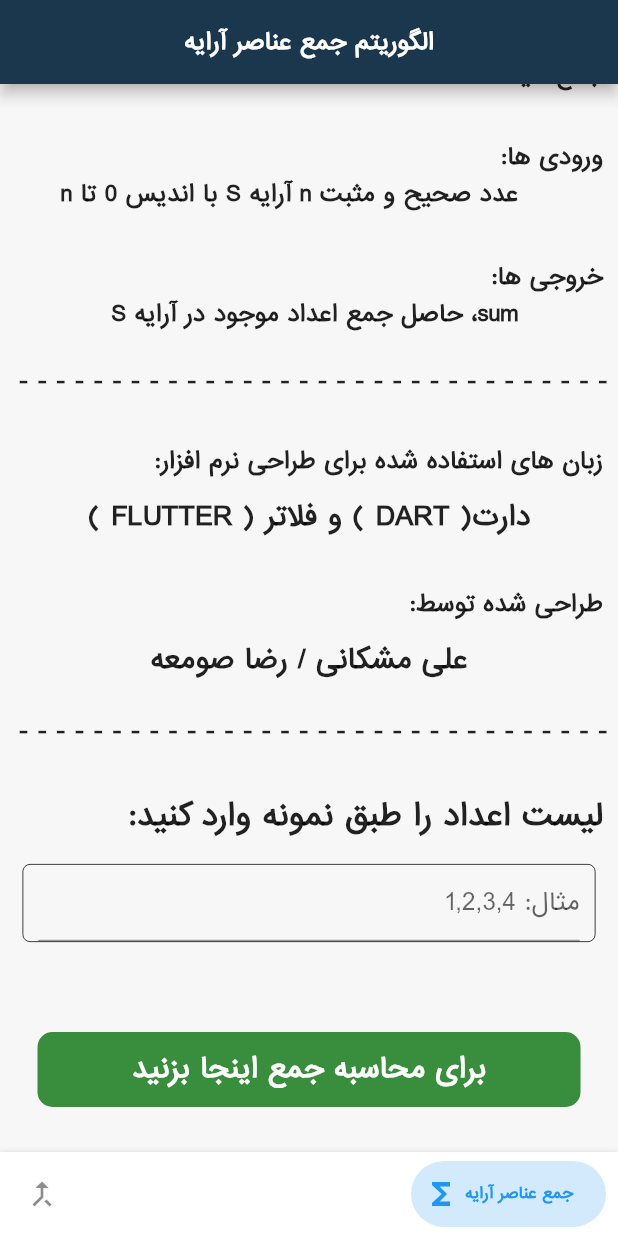
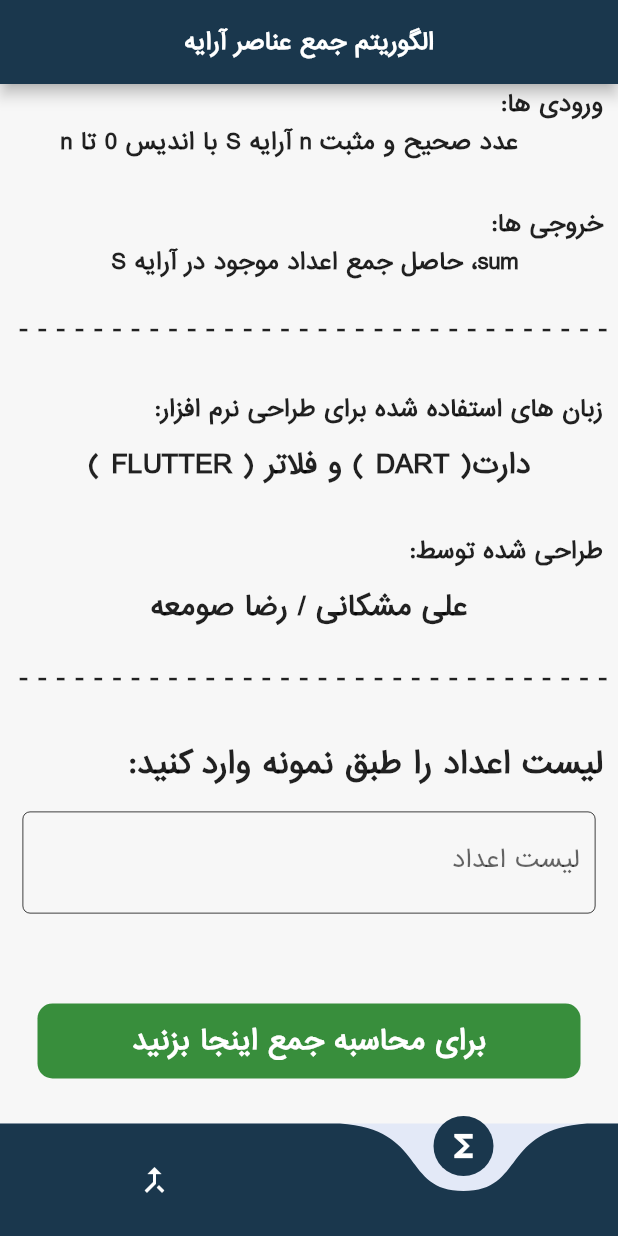
Before and after one commit to MashkaniAli/algorithms, a Flutter app: the screen it shows after launch, item 2 of the bottom bar chosen, on a phone screen of 412 x 824 dp. Run offline on Flutter 3.47's test engine with Material 2 defaults, Android fonts, the phone set to English and light mode, and no system bars; drawn by our look-alikes of bottom_navy_bar, curved_navigation_bar; our stand-ins replace rflutter_alert.

Commit message:
algorithm-project

```diff
--- a/lib/sc_home_page.dart
+++ b/lib/sc_home_page.dart
@@ -1,4 +1,5 @@
 import 'package:bottom_navy_bar/bottom_navy_bar.dart';
+import 'package:curved_navigation_bar/curved_navigation_bar.dart';
 import 'package:flutter/material.dart';
 import 'package:quick_sort_algoritm/sc_quick_sort_algorithm.dart';
 import 'package:quick_sort_algoritm/sc_sum_algorithm.dart';
@@ -11,6 +12,8 @@ class HomePageScreen extends StatefulWidget {
 }
 
 class _ComplexDrawerPageState extends State<HomePageScreen> {
+
+
   int pageIndex = 0; // page count
   final SumAlgorithmScreen _sumAlgorithm =
       const SumAlgorithmScreen(); //page screen
@@ -37,7 +40,26 @@ class _ComplexDrawerPageState extends State<HomePageScreen> {
       child: Scaffold(
         //appBar: appBar(),
         body: _showPage,
-        bottomNavigationBar: BottomNavyBar(
+        bottomNavigationBar: CurvedNavigationBar(
+          backgroundColor: Colors.transparent,
+          color: const Color(0xFF1A374D),
+          items: const [
+            Icon(
+              Icons.merge_type,
+              color: Colors.white,
+            ),
+            Icon(
+              Icons.functions_outlined,
+              color: Colors.white,
+            )
+          ],
+          onTap: (int tapped) {
+            setState(() {
+              _showPage = _pageChooser(tapped);
+            });
+          },
+        ),
+        /*bottomNavigationBar: BottomNavyBar(
           onItemSelected: (index) {
             setState(() {
               pageIndex = index;
@@ -65,7 +87,7 @@ class _ComplexDrawerPageState extends State<HomePageScreen> {
                 inactiveColor: Colors.black45),
           ],
           selectedIndex: pageIndex,
-        ),
+        ),*/
         drawerScrimColor: Colors.transparent,
         backgroundColor: const Color(0xffe3e9f7),
       ),
--- a/lib/sc_sum_algorithm.dart
+++ b/lib/sc_sum_algorithm.dart
@@ -91,7 +91,8 @@ class _SumAlgorithmScreenState extends State<SumAlgorithmScreen> {
                   child: Center(
                     child: Text(
                       "علی مشکانی / رضا صومعه",
-                          style: TextStyle(fontWeight: FontWeight.bold, fontSize: 18),
+                      style:
+                          TextStyle(fontWeight: FontWeight.bold, fontSize: 18),
                     ),
                   ),
                 ),
@@ -102,7 +103,7 @@ class _SumAlgorithmScreenState extends State<SumAlgorithmScreen> {
                   ),
                 ),
                 const Padding(
-                      padding: EdgeInsets.only(top: 30, right: 10,bottom: 15),
+                  padding: EdgeInsets.only(top: 30, right: 10, bottom: 15),
                   child: Text(
                     "لیست اعداد را طبق نمونه وارد کنید:",
                     style: TextStyle(fontWeight: FontWeight.bold, fontSize: 20),
@@ -130,12 +131,14 @@ class _SumAlgorithmScreenState extends State<SumAlgorithmScreen> {
                         });
                       },
                       textDirection: TextDirection.ltr,
-                          decoration:
-                          const InputDecoration(hintText: "مثال: 1,2,3,4"),
+                      decoration: const InputDecoration(
+                          hintText: "مثال: 1,2,3,4",
+                          border: InputBorder.none,
+                          labelText: 'لیست اعداد'),
                     )),
                 // Button for calculate the sum of numbers inside an array
                 Padding(
-                      padding: EdgeInsets.only(top: 60,bottom: 30),
+                  padding: const EdgeInsets.only(top: 60, bottom: 30),
                   child: Center(
                     child: GestureDetector(
                       onTap: () {
@@ -148,9 +151,10 @@ class _SumAlgorithmScreenState extends State<SumAlgorithmScreen> {
                         // ---------------------------------------------
                         Alert(
                             context: context,
+                            type: AlertType.success,
                             title: "لیست آرایه ورودی \n $number",
                             desc: "مجموع عناصر آرایه:     $result",
-                                style:const AlertStyle(
+                            style: const AlertStyle(
                                 alertElevation: 5.0,
                                 descStyle: TextStyle(
                                     fontWeight: FontWeight.w500,
@@ -160,7 +164,7 @@ class _SumAlgorithmScreenState extends State<SumAlgorithmScreen> {
                               DialogButton(
                                   child: const Text(
                                     'تایید',
-                                        style:  TextStyle(
+                                    style: TextStyle(
                                         fontWeight: FontWeight.bold,
                                         fontSize: 18,
                                         color: Colors.white),
--- a/pubspec.yaml
+++ b/pubspec.yaml
@@ -36,6 +36,7 @@ dependencies:
   cupertino_icons: ^1.0.2
   bottom_navy_bar: ^6.0.0
   rflutter_alert: ^2.0.4
+  curved_navigation_bar: ^1.0.1
 
 dev_dependencies:
   flutter_test:
```
Also changed, not shown: lib/sc_quick_sort_algorithm.dart (+70 -40 lines), pubspec.lock. Lines whose indentation alone changed are shown as unchanged.
